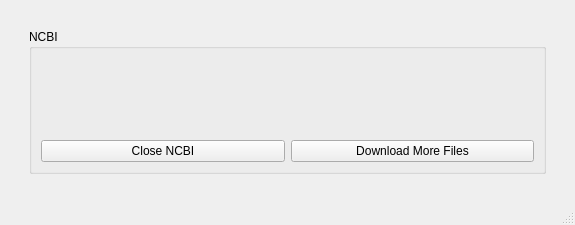
Old version of the form ncbi_nav_page.ui in the repository TrinhLab/CASPERapp.
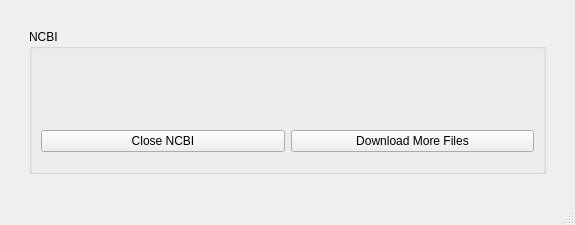
New version of the form.

```diff
--- a/ncbi_nav_page.ui
+++ b/ncbi_nav_page.ui
@@ -55,20 +55,23 @@
          <string>NCBI</string>
         </property>
         <layout class="QGridLayout" name="gridLayout_3">
-         <item row="1" column="0">
-          <widget class="QPushButton" name="close">
-           <property name="sizePolicy">
-            <sizepolicy hsizetype="Expanding" vsizetype="Fixed">
-             <horstretch>0</horstretch>
-             <verstretch>0</verstretch>
-            </sizepolicy>
+         <item row="0" column="0" colspan="2">
+          <spacer name="verticalSpacer_3">
+           <property name="orientation">
+            <enum>Qt::Vertical</enum>
            </property>
-           <property name="text">
-            <string>Close NCBI</string>
+           <property name="sizeType">
+            <enum>QSizePolicy::Fixed</enum>
            </property>
-          </widget>
+           <property name="sizeHint" stdset="0">
+            <size>
+             <width>10</width>
+             <height>10</height>
+            </size>
+           </property>
+          </spacer>
          </item>
-         <item row="1" column="1">
+         <item row="2" column="1">
           <widget class="QPushButton" name="stay">
            <property name="sizePolicy">
             <sizepolicy hsizetype="Expanding" vsizetype="Fixed">
@@ -81,14 +84,37 @@
            </property>
           </widget>
          </item>
-         <item row="0" column="0" colspan="2">
+         <item row="3" column="0" colspan="2">
+          <spacer name="verticalSpacer_4">
+           <property name="orientation">
+            <enum>Qt::Vertical</enum>
+           </property>
+           <property name="sizeType">
+            <enum>QSizePolicy::Fixed</enum>
+           </property>
+           <property name="sizeHint" stdset="0">
+            <size>
+             <width>10</width>
+             <height>10</height>
+            </size>
+           </property>
+          </spacer>
+         </item>
+         <item row="2" column="0">
+          <widget class="QPushButton" name="close">
+           <property name="sizePolicy">
+            <sizepolicy hsizetype="Expanding" vsizetype="Fixed">
+             <horstretch>0</horstretch>
+             <verstretch>0</verstretch>
+            </sizepolicy>
+           </property>
+           <property name="text">
+            <string>Close NCBI</string>
+           </property>
+          </widget>
+         </item>
+         <item row="1" column="0" colspan="2">
           <widget class="QLabel" name="label">
-           <property name="sizePolicy">
-            <sizepolicy hsizetype="Expanding" vsizetype="Preferred">
-             <horstretch>0</horstretch>
-             <verstretch>0</verstretch>
-            </sizepolicy>
-           </property>
            <property name="text">
             <string/>
            </property>
```
